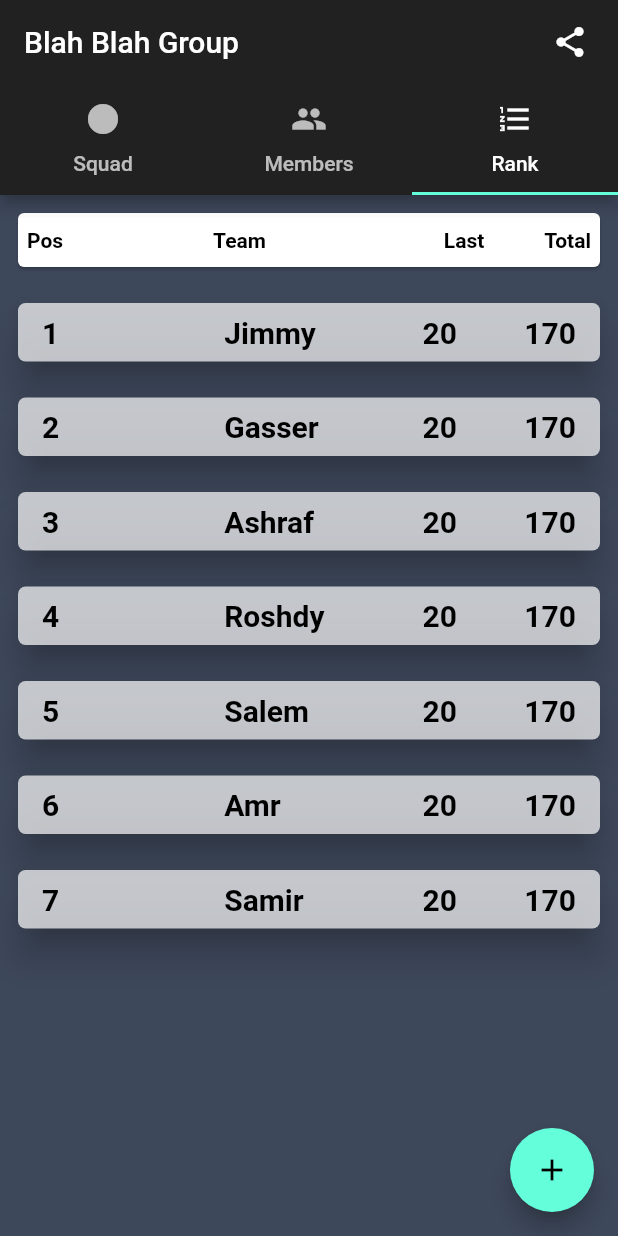
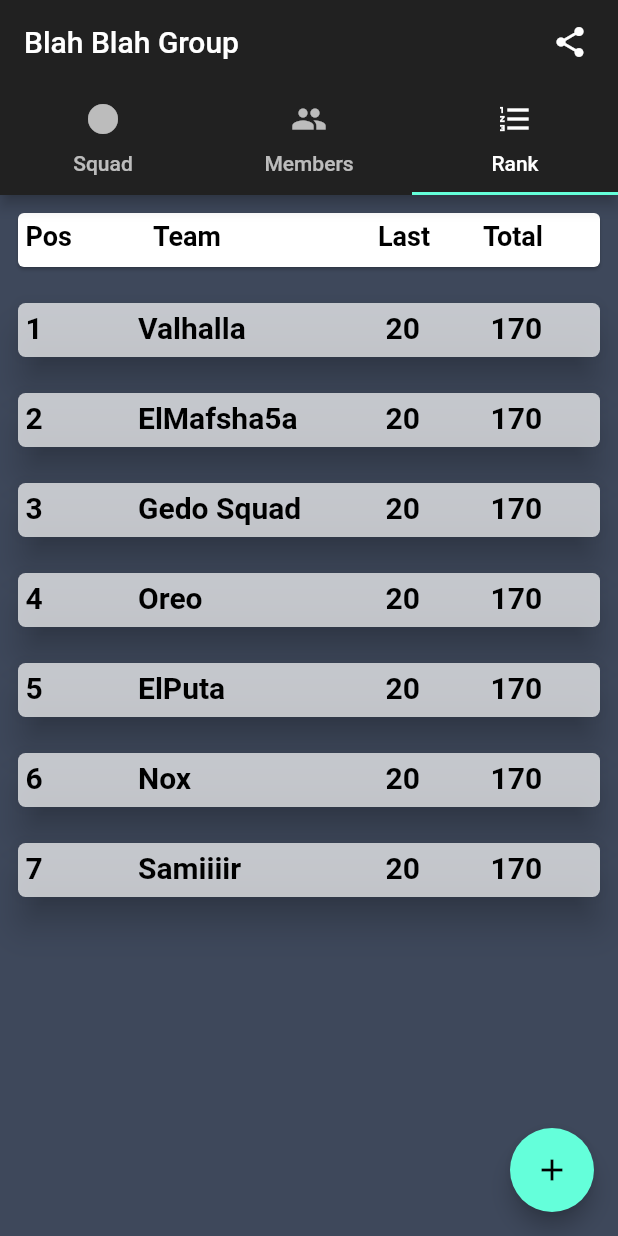
Before and after one commit to mohamedj97/underGround-fantasy, a Flutter app: the screen it shows after launch, tab 3 chosen, on a phone screen of 412 x 824 dp. Run offline on Flutter 3.47's test engine with Material 2 defaults, Android fonts, the phone set to English and light mode, and no system bars; our stand-ins replace argon_buttons_flutter, curved_navigation_bar, firebase_auth, firebase_storage, flutter_spinkit, font_awesome_flutter and 6 more; missing offline and left inert: flutter_facebook_login; accounts and stored records are empty.

Commit message:
Rank and Members tab Layout Enhanced

```diff
--- a/lib/tabs/group/rank_table.dart
+++ b/lib/tabs/group/rank_table.dart
@@ -7,46 +7,43 @@ class RankTab extends StatefulWidget {
 
 class _RankTabState extends State<RankTab> {
 
-  List<Map<String,dynamic>> teamNames=[{'position':1,'name':'Jimmy','lastPoints':20,'totalPoints':170},
-    {'position':2,'name':'Gasser','lastPoints':20,'totalPoints':170},{'position':3,'name':'Ashraf','lastPoints':20,'totalPoints':170},
-    {'position':4,'name':'Roshdy','lastPoints':20,'totalPoints':170},{'position':5,'name':'Salem','lastPoints':20,'totalPoints':170},
-    {'position':6,'name':'Amr','lastPoints':20,'totalPoints':170},{'position':7,'name':'Samir','lastPoints':20,'totalPoints':170}];
+  List<Map<String,dynamic>> teamNames=[{'position':1,'name':'Valhalla','lastPoints':20,'totalPoints':170},
+    {'position':2,'name':'ElMafsha5a','lastPoints':20,'totalPoints':170},{'position':3,'name':'Gedo Squad','lastPoints':20,'totalPoints':170},
+    {'position':4,'name':'Oreo','lastPoints':20,'totalPoints':170},{'position':5,'name':'ElPuta','lastPoints':20,'totalPoints':170},
+    {'position':6,'name':'Nox','lastPoints':20,'totalPoints':170},{'position':7,'name':'Samiiiir','lastPoints':20,'totalPoints':170}];
 
   @override
   Widget build(BuildContext context) {
-    return Container(
-      color: Color.fromRGBO(64, 75, 96, .9),
-      child: Column(
+    return SafeArea(
+      child: Scaffold(
+        backgroundColor: Color.fromRGBO(64, 75, 96, .9),
+        body: Column(
+          crossAxisAlignment: CrossAxisAlignment.start,
           children: <Widget>[
             Container(
               padding:EdgeInsets.all(8),
               height: 60,
               child: Card(
                 color: Colors.white,
-              child: Container(
-                padding: EdgeInsets.all(6),
-                child: Row(
-                  mainAxisAlignment: MainAxisAlignment.spaceBetween,
+                child: Stack(
                   children: <Widget>[
-                    Row(
-                      children: <Widget>[
-                        Text('Pos',style: TextStyle(color: Colors.black,fontWeight: FontWeight.bold),),
-                        SizedBox(width: 100,),
-                        Text('Team',style: TextStyle(color: Colors.black,fontWeight: FontWeight.bold),),
+                    Positioned(
+                        top: 5,
+                        left: 5,
+                        child: Text('Pos',style: TextStyle(color: Colors.black,fontWeight: FontWeight.bold,fontSize: 18),)),
+                    Positioned(
+                        top: 5,
+                        left: 90,
+                        child: Text('Team',style: TextStyle(color: Colors.black,fontWeight: FontWeight.bold,fontSize: 18),)),
+                    Positioned(
+                        top: 5,
+                        left: 240,
+                        child: Text('Last',style: TextStyle(color: Colors.black,fontWeight: FontWeight.bold,fontSize: 18),)),
+                    Positioned(
+                        top: 5,
+                        left: 310,
+                        child: Text('Total',style: TextStyle(color: Colors.black,fontWeight: FontWeight.bold,fontSize: 18),)),
                     ],
-                    ),
-
-                    Row(
-                      children: <Widget>[
-                        Text('Last',style: TextStyle(color: Colors.black,fontWeight: FontWeight.bold),),
-                        SizedBox(
-                          width: 40,
-                        ),
-                        Text('Total',style: TextStyle(color: Colors.black,fontWeight: FontWeight.bold),),
-                      ],
-                    ),
-                    ],
-                ),
                 ),
               ),
             ),
@@ -58,6 +55,7 @@ class _RankTabState extends State<RankTab> {
             )
           ],
         ),
+      ),
     );
   }
 }
--- a/lib/widgets/match_notification_body.dart
+++ b/lib/widgets/match_notification_body.dart
@@ -108,7 +108,6 @@ class _MatchNotificationState extends State<MatchNotification> {
                                 _dateTime=date;
                                 DateFormat dateFormat = DateFormat("dd-MM-yyyy");
                                 dateFormat.format(_dateTime);
-                                print(dateFormat);
                               });
                             });
                           },),
--- a/lib/widgets/rank_tab_item.dart
+++ b/lib/widgets/rank_tab_item.dart
@@ -13,6 +13,7 @@ class RankTabItem extends StatelessWidget {
   @override
   Widget build(BuildContext context) {
     return Container(
+      height: 60,
       padding: EdgeInsets.all(8),
       child: Card(
         shape: RoundedRectangleBorder(
@@ -22,33 +23,25 @@ class RankTabItem extends StatelessWidget {
         ),
         elevation: 10,
         color: Colors.white70,
-        child: Padding(
-          padding: const EdgeInsets.all(8.0),
-          child: Row(
-            mainAxisAlignment: MainAxisAlignment.spaceBetween,
-            children: <Widget>[
-              Row(
-                children: <Widget>[
-                  Padding(
-                    padding: const EdgeInsets.fromLTRB(8.0,0,0,0),
-                    child: Text(position.toString(),style: kLabelGroupStyle),
-                  ),
-                  SizedBox(width: 110),
-                  Text(teamName,style: kLabelGroupStyle),
-                ],
-              ),
-              Row(
-                children: <Widget>[
-                  Text(lastPoints.toString(),style: kLabelGroupStyle),
-                  SizedBox(width: 45),
-                  Padding(
-                    padding: const EdgeInsets.fromLTRB(0,0,8,0),
-                    child: Text(totalPoints.toString(),style: kLabelGroupStyle),
-                  ),
-                ],
-              ),
-            ],
-          ),
+        child: Stack(
+          children: <Widget>[
+            Positioned(
+                top: 5,
+                left: 5,
+                child: Text(position.toString(),style: kLabelGroupStyle)),
+            Positioned(
+                top: 5,
+                left: 80,
+                child: Text(teamName,style: kLabelGroupStyle)),
+            Positioned(
+                top: 5,
+                left: 245,
+                child: Text(lastPoints.toString(),style: kLabelGroupStyle)),
+            Positioned(
+                top: 5,
+                left: 315,
+                child: Text(totalPoints.toString(),style: kLabelGroupStyle)),
+          ],
         ),
       ),
     );
```
Also changed, not shown: lib/tabs/group/members_tab.dart (+20 -24 lines), lib/widgets/member_tab_item.dart (+20 -24 lines). Lines whose indentation alone changed are shown as unchanged.
